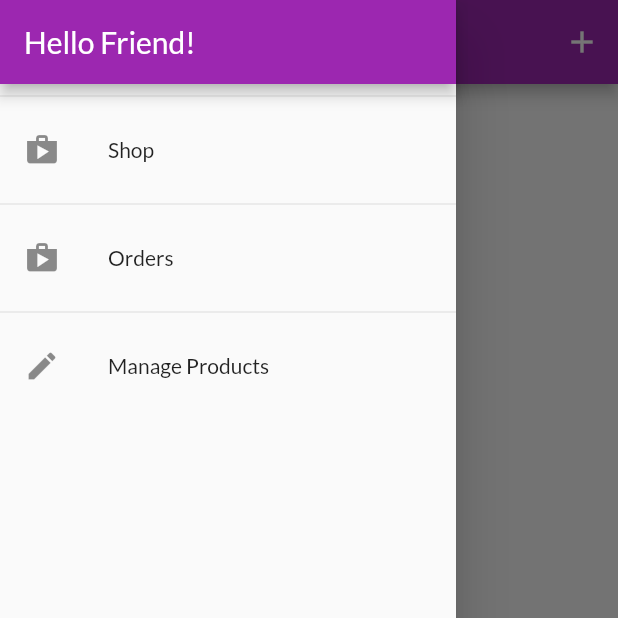
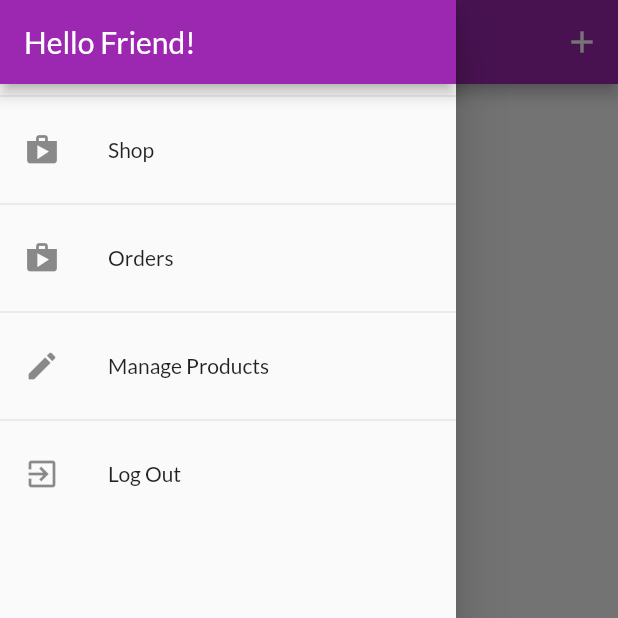
Before and after one commit to datumbrain/shop-app, a Flutter app: the UserProductScreen screen opened by its route, with the side drawer open, on a phone screen of 412 x 824 dp, the top half of it. Run offline on Flutter 3.47's test engine with Material 2 defaults, Android fonts, the phone set to English and light mode, and no system bars; our stand-ins replace shared_preferences; accounts and stored records are empty; network calls fail.

Commit message:
Logging Users In and Out Automatically After Some Time

```diff
--- /dev/null
+++ b/lib/models/http_exception.dart
@@ -0,0 +1,11 @@
+class HttpException implements Exception {
+  final String message;
+
+  HttpException(this.message);
+
+  @override
+  String toString() {
+    return message;
+    // return super.toString(); // Instance of HttpException
+  }
+}
--- a/lib/providers/orders.dart
+++ b/lib/providers/orders.dart
@@ -22,13 +22,14 @@ class OrderItem {
 class Orders with ChangeNotifier {
   List<OrderItem> _orders = [];
   final String? authToken;
-  Orders(this.authToken,this._orders);
+  final String? userId;
+  Orders(this.authToken,this.userId,this._orders);
   List<OrderItem> get orders{
     return [..._orders];
   }
 
   Future<void> fetchAndSetOrders() async {
-    final url = Uri.parse('https://my-shop-app-1-default-rtdb.firebaseio.com/orders.json?auth=$authToken');
+    final url = Uri.parse('https://my-shop-app-1-default-rtdb.firebaseio.com/orders/$userId.json?auth=$authToken');
     final response = await http.get(url);
     final List<OrderItem> loadedOrders = [];
     final extractedData = json.decode(response.body) as Map<String, dynamic>;
@@ -57,7 +58,7 @@ class Orders with ChangeNotifier {
   }
 
   Future<void> addOrder(List<CartItem> cartProducts, double total) async{
-    final url = Uri.parse('https://my-shop-app-1-default-rtdb.firebaseio.com/orders.json?auth=$authToken');
+    final url = Uri.parse('https://my-shop-app-1-default-rtdb.firebaseio.com/orders/$userId.json?auth=$authToken');
     final timeStamp = DateTime.now();
     final response = await http.post(
       url,
@@ -87,3 +88,28 @@ class Orders with ChangeNotifier {
     notifyListeners();
   }
 }
+
+// Future<bool> autoLogin () async{
+//     final prefs = await SharedPreferences.getInstance();
+//     if(prefs.containsKey('userData')){
+//       return false;
+//     }
+//     final extractedData = json.decode(prefs.getString('userData')!) as Map<String, Object>;
+//     final expiryTime = DateTime.parse(extractedData['expiryTime'] as String);
+
+//     if(expiryTime.isBefore(DateTime.now())){
+//       return false;
+//     }
+//     _token = extractedData['token'] as String ;
+//     _userId = extractedData['userId'] as String;
+//     _expireTime =expiryTime;
+//     notifyListeners();
+//     _autoLogOut();
+//     return true;
+//   }
+
+//   final prefs = await SharedPreferences.getInstance();
+//   final userData = json.encode({'token':_token,'userId': _userId, 'expiryTime': _expireTime?.toIso8601String()});
+//   prefs.setString('userData', userData);
+
+// import 'package:shared_preferences/shared_preferences.dart';
--- a/lib/providers/products.dart
+++ b/lib/providers/products.dart
@@ -60,8 +60,9 @@ class Products with ChangeNotifier {
   return _items.firstWhere((prod) => prod.id == id);
   }
 
-  Future<void> fetchAndSetProducts() async{
-    var url = Uri.parse('https://my-shop-app-1-default-rtdb.firebaseio.com/products.json?auth=$authToken');
+  Future<void> fetchAndSetProducts([bool filterByUser = false]) async{
+    final filterString = filterByUser ? 'orderBy="creatorId"&equalTo="$userId"' : '';
+    var url = Uri.parse('https://my-shop-app-1-default-rtdb.firebaseio.com/products.json?auth=$authToken&$filterString');
     try{
       final response = await http.get(url);
       final extractedData = jsonDecode(response.body) as Map<String,dynamic>;
@@ -109,6 +110,7 @@ class Products with ChangeNotifier {
           'description' : product.description,
           'imageUrl' : product.imageUrl,
           'price' : product.price,
+          'creatorId' : userId
         }
       ));
       final value = Product(
--- a/lib/screens/auth_screen.dart
+++ b/lib/screens/auth_screen.dart
@@ -154,6 +154,7 @@ class _AuthCardState extends State<AuthCard> {
       }
       showErrorDialogue(message);
     } catch (error){
+        print(error);
         const message = 'Could not authenticate you. please try later.';
         showErrorDialogue(message);
     }
--- a/lib/screens/user_products_screen.dart
+++ b/lib/screens/user_products_screen.dart
@@ -10,12 +10,12 @@ import '../providers/products.dart';
 class UserProductScreen extends StatelessWidget {
   static const routeName= '/user-products';
   Future<void> _refreshProducts(BuildContext context) async{
-    await Provider.of<Products>(context,listen: false).fetchAndSetProducts();
+    await Provider.of<Products>(context,listen: false).fetchAndSetProducts(true);
   }
 
   @override
   Widget build(BuildContext context) {
-  final productsData = Provider.of<Products>(context);
+  //final productsData = Provider.of<Products>(context);
     return Scaffold(
       appBar: AppBar(
         title: const Text('Your Products'),
@@ -28,9 +28,16 @@ class UserProductScreen extends StatelessWidget {
         ],
       ),
       drawer: AppDrawer(),
-      body: RefreshIndicator(
+      body: FutureBuilder(
+        future: _refreshProducts(context),
+        builder: (context, snapshot) => snapshot.connectionState == ConnectionState.waiting ?
+        const Center(
+          child: CircularProgressIndicator(),
+        )
+        : RefreshIndicator(
           onRefresh: () => _refreshProducts(context),
-        child: Padding(
+          child: Consumer<Products>(
+            builder: (ctx, productsData, _) => Padding(
               padding:const EdgeInsets.all(8),
               child: ListView.builder(
                 itemCount: productsData.items.length,
@@ -46,6 +53,8 @@ class UserProductScreen extends StatelessWidget {
                 )
               ),
             ),
+          ),
+        ),
       )
     );
   }
--- a/lib/widgets/app_drawer.dart
+++ b/lib/widgets/app_drawer.dart
@@ -1,4 +1,7 @@
 import 'package:flutter/material.dart';
+import 'package:provider/provider.dart';
+
+import '../providers/auth.dart';
 import '../screens/user_products_screen.dart';
 import '../screens/orders_screen.dart';
 
@@ -38,6 +41,17 @@ class AppDrawer extends StatelessWidget {
               Navigator.of(context).pushReplacementNamed(UserProductScreen.routeName);
             },
           ),
+          const Divider(),
+          ListTile(
+            leading: const Icon(Icons.exit_to_app),
+            title:const Text('Log Out'),
+            onTap: () {
+              Navigator.of(context).pop();
+              Navigator.of(context).pushReplacementNamed('/');
+              // Navigator.of(context).pushReplacementNamed(UserProductScreen.routeName);
+              Provider.of<Auth>(context, listen: false).logOut();
+            },
+          ),
 
         ],
       )
--- a/pubspec.yaml
+++ b/pubspec.yaml
@@ -39,6 +39,7 @@ dependencies:
   provider: ^6.0.5
   intl: ^0.18.0
   http: ^0.13.5
+  shared_preferences: ^2.0.20
 
 dev_dependencies:
   flutter_test:
```
Also changed, not shown: lib/main.dart (+13 -4 lines), lib/providers/auth.dart (+55 -1 lines), lib/screens/splash_screen.dart (added, +12 -0 lines), pubspec.lock, 8 other files. Lines whose indentation alone changed are shown as unchanged.
